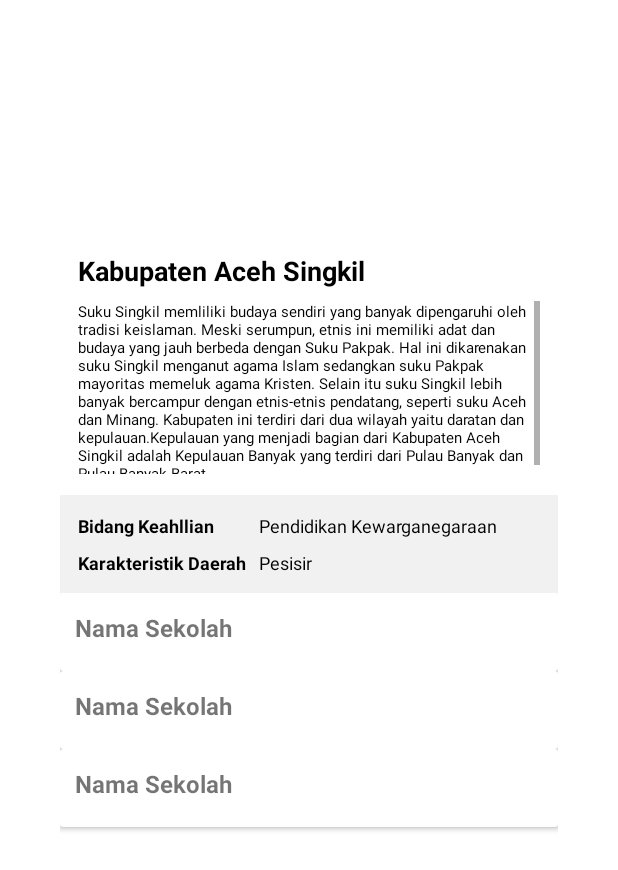
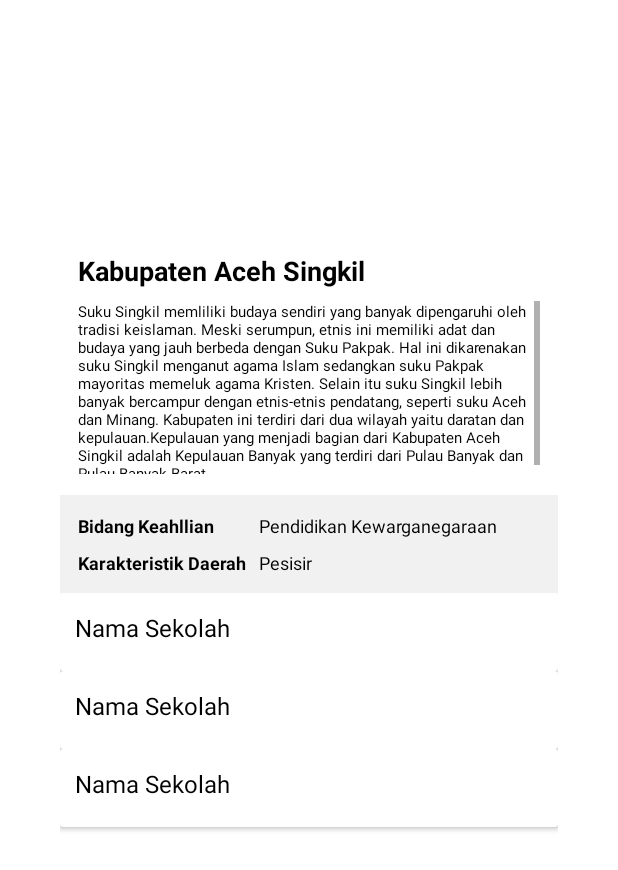
Before and after one commit to dinadhandayani/EDucation, an Android app: the layout activity_data_verification.xml on its own in the app's theme, with its tools: preview values and no code run, on a phone screen of 412 x 824 dp. Shown: the top 870 px of the screen. Run offline under Robolectric (Android 15) with nearby library versions, the light colour scheme and no system bars.

Commit message:
edit front end

```diff
--- a/app/src/main/res/layout/item_school.xml
+++ b/app/src/main/res/layout/item_school.xml
@@ -24,7 +24,7 @@
             android:layout_height="wrap_content"
             android:layout_marginBottom="8dp"
             android:textSize="16sp"
-            android:textStyle="bold"
+            android:textColor="@color/colorfontblack"
             tools:text="Nama Sekolah"/>
 
     </LinearLayout>
```
